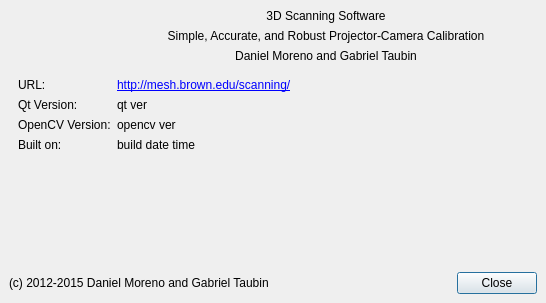
Above: src/ui/AboutDialog.ui from JoseLuis-AL/SMCP before the change. Below: the same form after it.
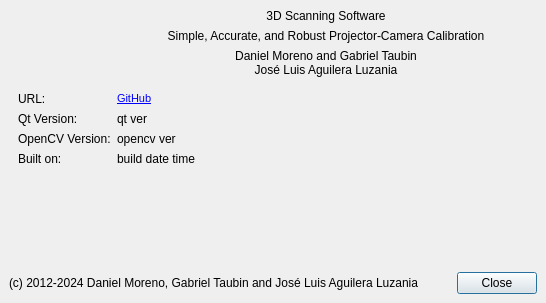
That is the form after the change. Icons and pictures are not drawn.

Diff of the .ui file:
```diff
--- a/src/ui/AboutDialog.ui
+++ b/src/ui/AboutDialog.ui
@@ -75,7 +75,8 @@
        <item>
         <widget class="QLabel" name="label_author">
          <property name="text">
-          <string>Daniel Moreno and Gabriel Taubin</string>
+          <string>Daniel Moreno and Gabriel Taubin
+José Luis Aguilera Luzania</string>
          </property>
          <property name="alignment">
           <set>Qt::AlignCenter</set>
@@ -144,7 +145,11 @@
       <item row="1" column="1">
        <widget class="QLabel" name="url_label">
         <property name="text">
-         <string>&lt;html&gt;&lt;head/&gt;&lt;body&gt;&lt;p&gt;&lt;a href=&quot;http://mesh.brown.edu/scanning/&quot;&gt;http://mesh.brown.edu/scanning/&lt;/a&gt;&lt;/p&gt;&lt;/body&gt;&lt;/html&gt;</string>
+         <string>&lt;!DOCTYPE HTML PUBLIC &quot;-//W3C//DTD HTML 4.0//EN&quot; &quot;http://www.w3.org/TR/REC-html40/strict.dtd&quot;&gt;
+&lt;html&gt;&lt;head&gt;&lt;meta name=&quot;qrichtext&quot; content=&quot;1&quot; /&gt;&lt;style type=&quot;text/css&quot;&gt;
+p, li { white-space: pre-wrap; }
+&lt;/style&gt;&lt;/head&gt;&lt;body style=&quot; font-family:'MS Shell Dlg 2'; font-size:8pt; font-weight:400; font-style:normal;&quot;&gt;
+&lt;p style=&quot; margin-top:0px; margin-bottom:0px; margin-left:0px; margin-right:0px; -qt-block-indent:0; text-indent:0px;&quot;&gt;&lt;a href=&quot;https://github.com/JoseLuis-AL/SMCP-CPP&quot;&gt;&lt;span style=&quot; text-decoration: underline; color:#0000ff;&quot;&gt;GitHub&lt;/span&gt;&lt;/a&gt;&lt;/p&gt;&lt;/body&gt;&lt;/html&gt;</string>
         </property>
         <property name="textFormat">
          <enum>Qt::RichText</enum>
@@ -175,7 +180,7 @@
      <item>
       <widget class="QLabel" name="author_label">
        <property name="text">
-        <string>(c) 2012-2015 Daniel Moreno and Gabriel Taubin</string>
+        <string>(c) 2012-2024 Daniel Moreno, Gabriel Taubin and José Luis Aguilera Luzania</string>
        </property>
       </widget>
      </item>
```
Left out of the diff: 2 changed lines with no effect on the pictures.
